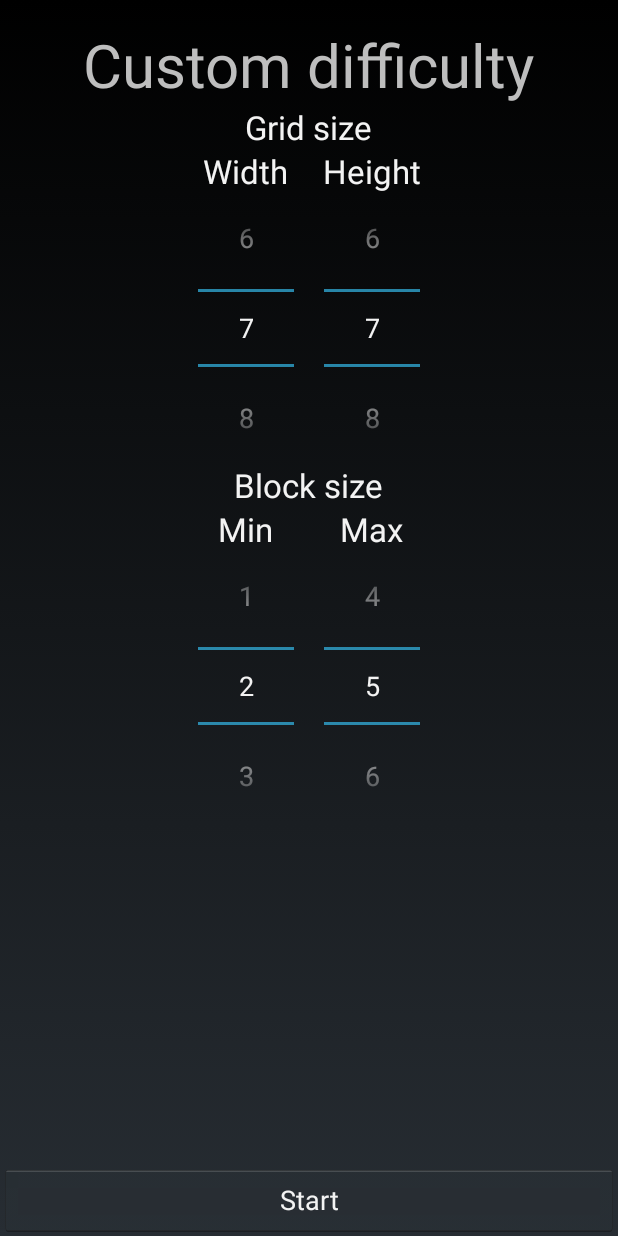
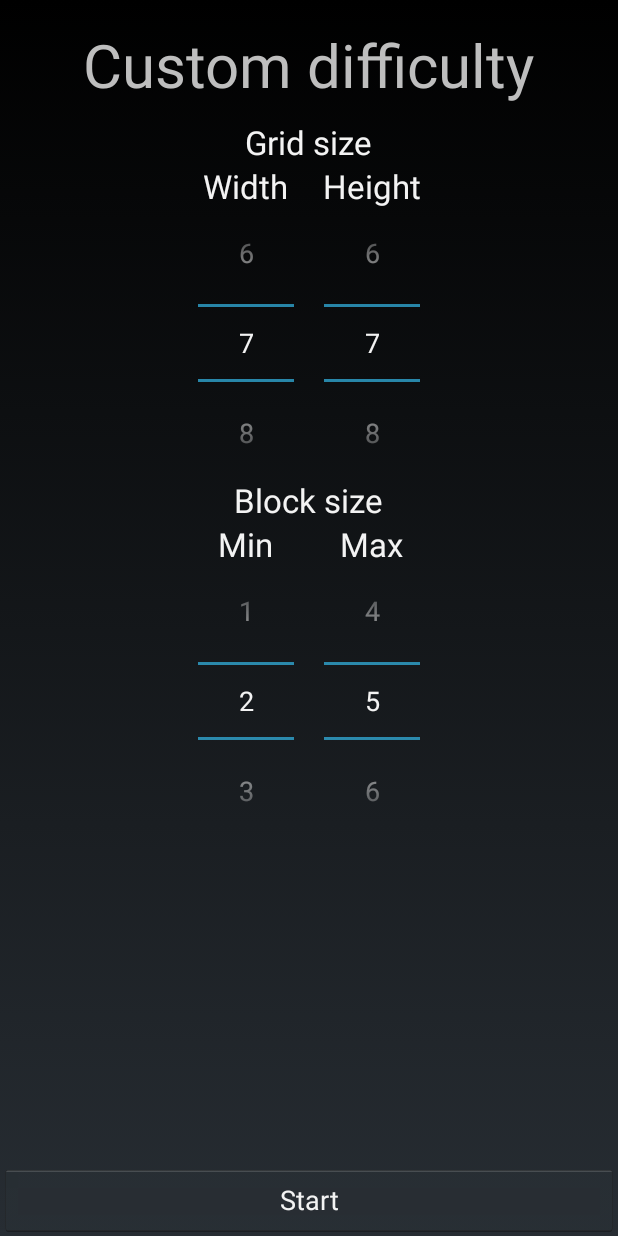
Before and after one commit to AndreasSE93/devgui2-project, an Android app: the CustomDifficulty screen opened directly, with no data from a screen before it, on a phone screen of 412 x 824 dp. Run offline under Robolectric (Android 15) with nearby library versions, the light colour scheme and no system bars.

Commit message:
Prettier menus and landscape "Custom difficulty" screen

```diff
--- /dev/null
+++ b/app/src/main/res/layout-land/activity_custom_difficulty.xml
@@ -0,0 +1,225 @@
+<RelativeLayout xmlns:android="http://schemas.android.com/apk/res/android"
+                xmlns:tools="http://schemas.android.com/tools"
+                android:layout_width="fill_parent"
+                android:layout_height="fill_parent"
+                tools:context=".MainScreen"
+                android:descendantFocusability="beforeDescendants"
+                android:focusableInTouchMode="true"
+    >
+
+    <LinearLayout
+        android:orientation="vertical"
+        android:layout_width="fill_parent"
+        android:layout_height="fill_parent"
+        android:gravity="center_horizontal"
+        >
+
+        <ScrollView
+            android:layout_width="fill_parent"
+            android:layout_height="fill_parent"
+            android:id="@+id/scrollView2"
+            android:fillViewport="false"
+            android:layout_weight="1"
+            android:requiresFadingEdge="vertical"
+            >
+
+            <LinearLayout
+                android:orientation="vertical"
+                android:layout_width="fill_parent"
+                android:layout_height="fill_parent"
+                android:paddingLeft="@dimen/activity_horizontal_margin"
+                android:paddingRight="@dimen/activity_horizontal_margin"
+                android:paddingTop="@dimen/activity_vertical_margin"
+                android:paddingBottom="@dimen/activity_vertical_margin">
+
+                <TextView
+                    android:layout_width="wrap_content"
+                    android:layout_height="wrap_content"
+                    android:text="@string/title_activity_custom_difficulty"
+                    android:id="@+id/title"
+                    android:textSize="40sp"
+                    android:layout_alignParentTop="true"
+                    android:layout_centerHorizontal="true"
+                    android:singleLine="false"
+                    android:layout_gravity="center_horizontal"
+                    android:paddingBottom="10dp"/>
+
+                <LinearLayout
+                    android:orientation="horizontal"
+                    android:layout_width="fill_parent"
+                    android:layout_height="fill_parent"
+                    android:paddingRight="@dimen/activity_horizontal_margin"
+                    android:paddingLeft="@dimen/activity_horizontal_margin"
+                    android:gravity="center_vertical|center_horizontal"
+                    android:weightSum="1">
+
+                    <LinearLayout
+                        android:orientation="vertical"
+                        android:layout_width="wrap_content"
+                        android:layout_height="wrap_content">
+
+                        <TextView
+                            android:layout_width="wrap_content"
+                            android:layout_height="wrap_content"
+                            android:textAppearance="?android:attr/textAppearanceLarge"
+                            android:text="@string/grid_size"
+                            android:id="@+id/gridSizeLabel"
+                            android:layout_below="@+id/title"
+                            android:layout_centerHorizontal="true"
+                            android:layout_gravity="center_horizontal"/>
+
+                        <GridLayout
+                            android:layout_width="wrap_content"
+                            android:layout_height="wrap_content"
+                            android:layout_below="@+id/gridSizeLabel"
+                            android:layout_centerHorizontal="true"
+                            android:columnCount="2"
+                            android:rowCount="2"
+                            android:id="@+id/sizeSection">
+
+                            <TextView
+                                android:layout_width="wrap_content"
+                                android:layout_height="wrap_content"
+                                android:textAppearance="?android:attr/textAppearanceLarge"
+                                android:text="@string/width_string"
+                                android:id="@+id/widthLabel"
+                                android:layout_row="0"
+                                android:layout_column="0"
+                                android:textAlignment="center"
+                                android:layout_gravity="center_horizontal"
+                                android:labelFor="@+id/gridWidthSpinner"/>
+
+                            <TextView
+                                android:layout_width="wrap_content"
+                                android:layout_height="wrap_content"
+                                android:textAppearance="?android:attr/textAppearanceLarge"
+                                android:text="@string/height_string"
+                                android:id="@+id/heightLabel"
+                                android:layout_column="1"
+                                android:layout_row="0"
+                                android:layout_gravity="center_horizontal"
+                                android:labelFor="@+id/gridHeightSpinner"/>
+
+                            <NumberPicker
+                                android:layout_width="wrap_content"
+                                android:layout_height="wrap_content"
+                                android:id="@+id/gridWidthSpinner"
+                                android:layout_row="1"
+                                android:layout_column="0"
+                                android:layout_marginLeft="10dp"
+                                android:layout_marginRight="10dp"
+                                />
+
+                            <NumberPicker
+                                android:layout_width="wrap_content"
+                                android:layout_height="wrap_content"
+                                android:id="@+id/gridHeightSpinner"
+                                android:layout_row="1"
+                                android:layout_column="1"
+                                android:nestedScrollingEnabled="false"
+                                android:soundEffectsEnabled="true"
+                                android:layout_marginLeft="10dp"
+                                android:layout_marginRight="10dp"
+                                >
+
+                            </NumberPicker>
+
+                        </GridLayout>
+                    </LinearLayout>
+
+                    <Space
+                        android:layout_width="wrap_content"
+                        android:layout_height="fill_parent"
+                        android:layout_weight="0.333"/>
+
+                    <LinearLayout
+                        android:orientation="vertical"
+                        android:layout_width="wrap_content"
+                        android:layout_height="wrap_content">
+
+                        <TextView
+                            android:layout_width="wrap_content"
+                            android:layout_height="wrap_content"
+                            android:textAppearance="?android:attr/textAppearanceLarge"
+                            android:text="@string/block_size"
+                            android:id="@+id/blockSizeLabel"
+                            android:layout_row="0"
+                            android:layout_column="0"
+                            android:layout_below="@+id/sizeSection"
+                            android:layout_alignParentLeft="false"
+                            android:layout_alignParentRight="false"
+                            android:layout_alignWithParentIfMissing="false"
+                            android:layout_alignParentTop="false"
+                            android:layout_centerHorizontal="true"
+                            android:layout_gravity="center_horizontal"/>
+
+                        <GridLayout
+                            android:layout_width="wrap_content"
+                            android:layout_height="wrap_content"
+                            android:columnCount="2"
+                            android:rowCount="2"
+                            android:id="@+id/blockSizeSection"
+                            android:layout_centerHorizontal="true"
+                            android:layout_below="@+id/blockSizeLabel">
+
+                            <TextView
+                                android:layout_width="wrap_content"
+                                android:layout_height="wrap_content"
+                                android:textAppearance="?android:attr/textAppearanceLarge"
+                                android:text="@string/min_string"
+                                android:id="@+id/blockMinSizeLabel"
+                                android:layout_row="0"
+                                android:layout_column="0"
+                                android:layout_gravity="center_horizontal"
+                                android:labelFor="@+id/blockMinSize"/>
+
+                            <TextView
+                                android:layout_width="wrap_content"
+                                android:layout_height="wrap_content"
+                                android:textAppearance="?android:attr/textAppearanceLarge"
+                                android:text="@string/max_string"
+                                android:id="@+id/blockMaxSizeLabel"
+                                android:layout_column="1"
+                                android:layout_row="0"
+                                android:layout_gravity="center_horizontal"
+                                android:labelFor="@+id/blockMaxSize"/>
+
+                            <NumberPicker
+                                android:layout_width="wrap_content"
+                                android:layout_height="wrap_content"
+                                android:id="@+id/blockMinSize"
+                                android:layout_row="1"
+                                android:layout_column="0"
+                                android:layout_marginLeft="10dp"
+                                android:layout_marginRight="10dp">
+
+                            </NumberPicker>
+
+                            <NumberPicker
+                                android:layout_width="wrap_content"
+                                android:layout_height="wrap_content"
+                                android:id="@+id/blockMaxSize"
+                                android:layout_row="1"
+                                android:layout_column="1"
+                                android:layout_marginLeft="10dp"
+                                android:layout_marginRight="10dp">
+
+                            </NumberPicker>
+                        </GridLayout>
+                    </LinearLayout>
+
+                </LinearLayout>
+            </LinearLayout>
+        </ScrollView>
+
+        <Button
+            android:layout_width="fill_parent"
+            android:layout_height="wrap_content"
+            android:text="@string/start_button"
+            android:id="@+id/startButton"
+            android:layout_centerHorizontal="true"
+            android:onClick="startGame"
+            />
+    </LinearLayout>
+
+</RelativeLayout>
--- a/app/src/main/res/layout/activity_custom_difficulty.xml
+++ b/app/src/main/res/layout/activity_custom_difficulty.xml
@@ -3,7 +3,8 @@
                 android:layout_width="fill_parent"
                 android:layout_height="fill_parent"
                 tools:context=".MainScreen"
-                android:touchscreenBlocksFocus="true"
+                android:descendantFocusability="beforeDescendants"
+                android:focusableInTouchMode="true"
     >
 
     <LinearLayout
@@ -40,7 +41,7 @@
                     android:layout_alignParentTop="true"
                     android:layout_centerHorizontal="true"
                     android:singleLine="false"
-                    />
+                    android:layout_marginBottom="10dp"/>
 
                 <TextView
                     android:layout_width="wrap_content"
```
Also changed, not shown: app/src/main/res/layout/activity_difficulty_select.xml (+40 -40 lines), app/src/main/res/layout/activity_main_screen.xml (+40 -38 lines).
